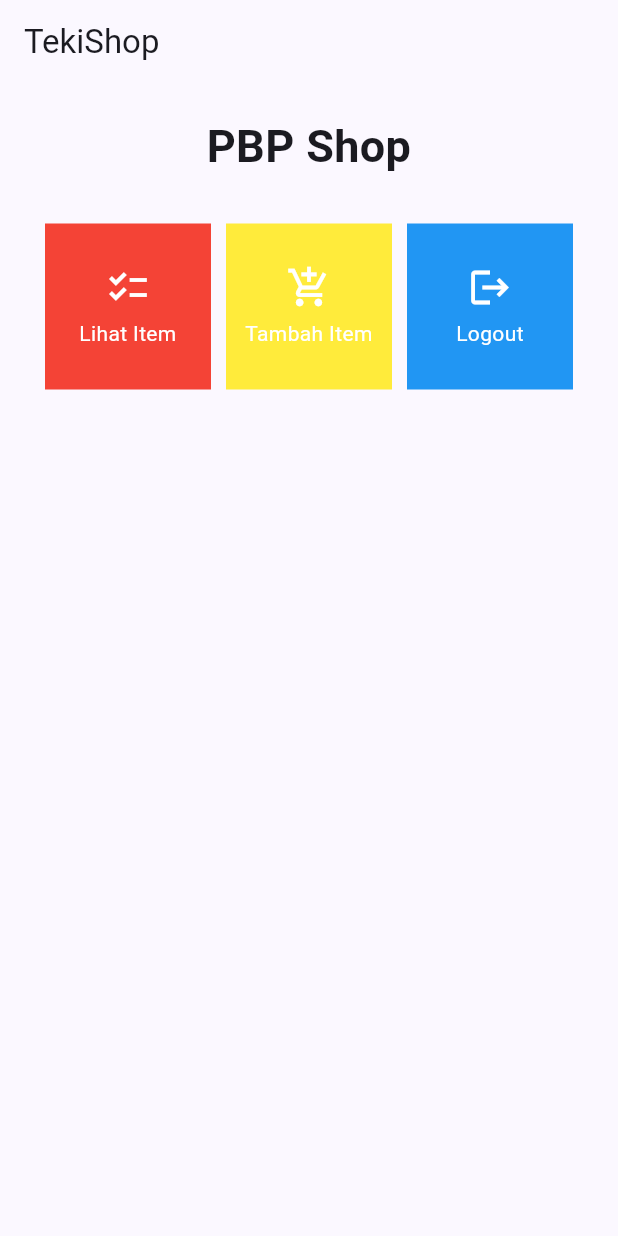
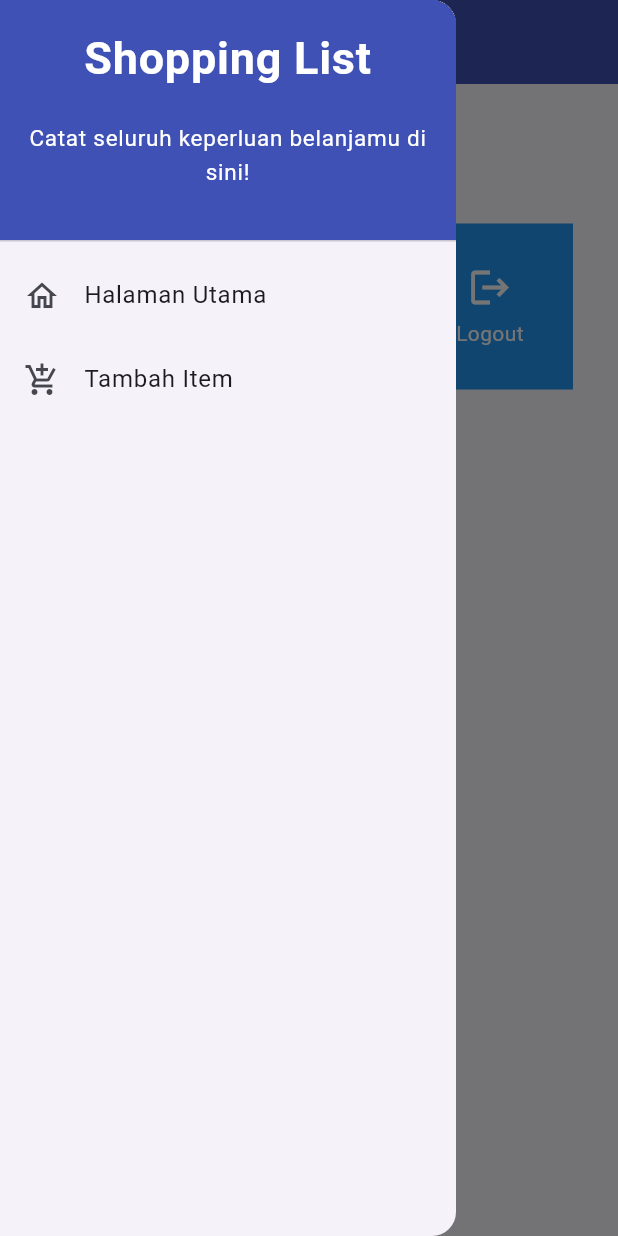
Before and after one commit to venuzzi/tekishop, a Flutter app: the screen it shows after launch, with the side drawer open (before the commit the screen has no drawer), on a phone screen of 412 x 824 dp. Run offline on Flutter 3.47's test engine with Material 2 defaults, Android fonts, the phone set to English and light mode, and no system bars.

Commit message:
Tugas 8 done

```diff
--- a/lib/main.dart
+++ b/lib/main.dart
@@ -1,5 +1,5 @@
 import 'package:flutter/material.dart';
-import 'package:tekishop/menu.dart';
+import 'package:tekishop/screens/menu.dart';
 
 void main() {
   runApp(const MyApp());
--- a/lib/menu.dart
+++ b/lib/screens/menu.dart
@@ -1,4 +1,7 @@
 import 'package:flutter/material.dart';
+import 'package:tekishop/screens/shoplist_form.dart';
+import 'package:tekishop/widgets/left_drawer.dart';
+import 'package:tekishop/widgets/shop_card.dart';
 
 class MyHomePage extends StatelessWidget {
   MyHomePage({Key? key}) : super(key: key);
@@ -23,7 +26,11 @@
         title: const Text(
           'TekiShop',
         ),
+        backgroundColor: Colors.indigo,
+        foregroundColor: Colors.white,
       ),
+      // Masukkan drawer sebagai parameter nilai drawer dari widget Scaffold
+      drawer: const LeftDrawer(),
       body: SingleChildScrollView(
         // Widget wrapper yang dapat discroll
         child: Padding(
@@ -35,7 +42,7 @@
                 padding: EdgeInsets.only(top: 10.0, bottom: 10.0),
                 // Widget Text untuk menampilkan tulisan dengan alignment center dan style yang sesuai
                 child: Text(
-                  'PBP Shop', // Text yang menandakan toko
+                  'Teki Shop', // Text yang menandakan toko
                   textAlign: TextAlign.center,
                   style: TextStyle(
                     fontSize: 30,
@@ -64,56 +71,3 @@
     );
   }
 }
-
-class ShopItem {
-  final String name;
-  final IconData icon;
-  final Color color;
-
-  ShopItem(this.name, this.icon, this.color);
-}
-
-class ShopCard extends StatelessWidget {
-  final ShopItem item;
-
-  const ShopCard(this.item, {super.key}); // Constructor
-
-  @override
-  Widget build(BuildContext context) {
-    return Material(
-      color: item.color,
-      child: InkWell(
-        // Area responsive terhadap sentuhan
-        onTap: () {
-          // Memunculkan SnackBar ketika diklik
-          ScaffoldMessenger.of(context)
-            ..hideCurrentSnackBar()
-            ..showSnackBar(SnackBar(
-                content: Text("Kamu telah menekan tombol ${item.name}!")));
-        },
-        child: Container(
-          // Container untuk menyimpan Icon dan Text
-          padding: const EdgeInsets.all(8),
-          child: Center(
-            child: Column(
-              mainAxisAlignment: MainAxisAlignment.center,
-              children: [
-                Icon(
-                  item.icon,
-                  color: Colors.white,
-                  size: 30.0,
-                ),
-                const Padding(padding: EdgeInsets.all(3)),
-                Text(
-                  item.name,
-                  textAlign: TextAlign.center,
-                  style: const TextStyle(color: Colors.white),
-                ),
-              ],
-            ),
-          ),
-        ),
-      ),
-    );
-  }
-}
--- /dev/null
+++ b/lib/widgets/left_drawer.dart
@@ -0,0 +1,69 @@
+import 'package:flutter/material.dart';
+import 'package:tekishop/screens/menu.dart';
+import 'package:tekishop/screens/shoplist_form.dart';
+
+class LeftDrawer extends StatelessWidget {
+  const LeftDrawer({super.key});
+
+  @override
+  Widget build(BuildContext context) {
+    return Drawer(
+      child: ListView(
+        children: [
+          const DrawerHeader(
+            decoration: BoxDecoration(
+              color: Colors.indigo,
+            ),
+            child: Column(
+              children: [
+                Text(
+                  'Shopping List',
+                  textAlign: TextAlign.center,
+                  style: TextStyle(
+                    fontSize: 30,
+                    fontWeight: FontWeight.bold,
+                    color: Colors.white,
+                  ),
+                ),
+                Padding(padding: EdgeInsets.all(10)),
+                Text(
+                  "Catat seluruh keperluan belanjamu di sini!",
+                  style: TextStyle(
+                    fontSize: 15,
+                    color: Colors.white,
+                    fontWeight: FontWeight.normal,
+                  ),
+                  textAlign: TextAlign.center,
+                ),
+              ],
+            ),
+          ),
+          ListTile(
+            leading: const Icon(Icons.home_outlined),
+            title: const Text('Halaman Utama'),
+            // Bagian redirection ke MyHomePage
+            onTap: () {
+              Navigator.pushReplacement(
+                  context,
+                  MaterialPageRoute(
+                    builder: (context) => MyHomePage(),
+                  ));
+            },
+          ),
+          ListTile(
+            leading: const Icon(Icons.add_shopping_cart),
+            title: const Text('Tambah Item'),
+            // Bagian redirection ke ShopFormPage
+            onTap: () {
+              Navigator.push(
+                  context,
+                  MaterialPageRoute(
+                    builder: (context) => const ShopFormPage(),
+                  ));
+            },
+          ),
+        ],
+      ),
+    );
+  }
+}
--- /dev/null
+++ b/lib/widgets/shop_card.dart
@@ -0,0 +1,59 @@
+import 'package:tekishop/screens/shoplist_form.dart';
+import 'package:flutter/material.dart';
+
+class ShopItem {
+  final String name;
+  final IconData icon;
+  final Color color;
+
+  ShopItem(this.name, this.icon, this.color);
+}
+
+class ShopCard extends StatelessWidget {
+  final ShopItem item;
+
+  const ShopCard(this.item, {super.key}); // Constructor
+
+  @override
+  Widget build(BuildContext context) {
+    return Material(
+      color: item.color,
+      child: InkWell(
+        // Area responsive terhadap sentuhan
+        onTap: () {
+          // Memunculkan SnackBar ketika diklik
+          ScaffoldMessenger.of(context)
+            ..hideCurrentSnackBar()
+            ..showSnackBar(SnackBar(
+                content: Text("Kamu telah menekan tombol ${item.name}!")));
+          if (item.name == "Tambah Item") {
+            Navigator.push(context,
+                MaterialPageRoute(builder: (context) => const ShopFormPage()));
+          }
+        },
+        child: Container(
+          // Container untuk menyimpan Icon dan Text
+          padding: const EdgeInsets.all(8),
+          child: Center(
+            child: Column(
+              mainAxisAlignment: MainAxisAlignment.center,
+              children: [
+                Icon(
+                  item.icon,
+                  color: Colors.white,
+                  size: 30.0,
+                ),
+                const Padding(padding: EdgeInsets.all(3)),
+                Text(
+                  item.name,
+                  textAlign: TextAlign.center,
+                  style: const TextStyle(color: Colors.white),
+                ),
+              ],
+            ),
+          ),
+        ),
+      ),
+    );
+  }
+}
```
Also changed, not shown: lib/screens/shoplist_form.dart (added, +184 -0 lines), 1 other file.
